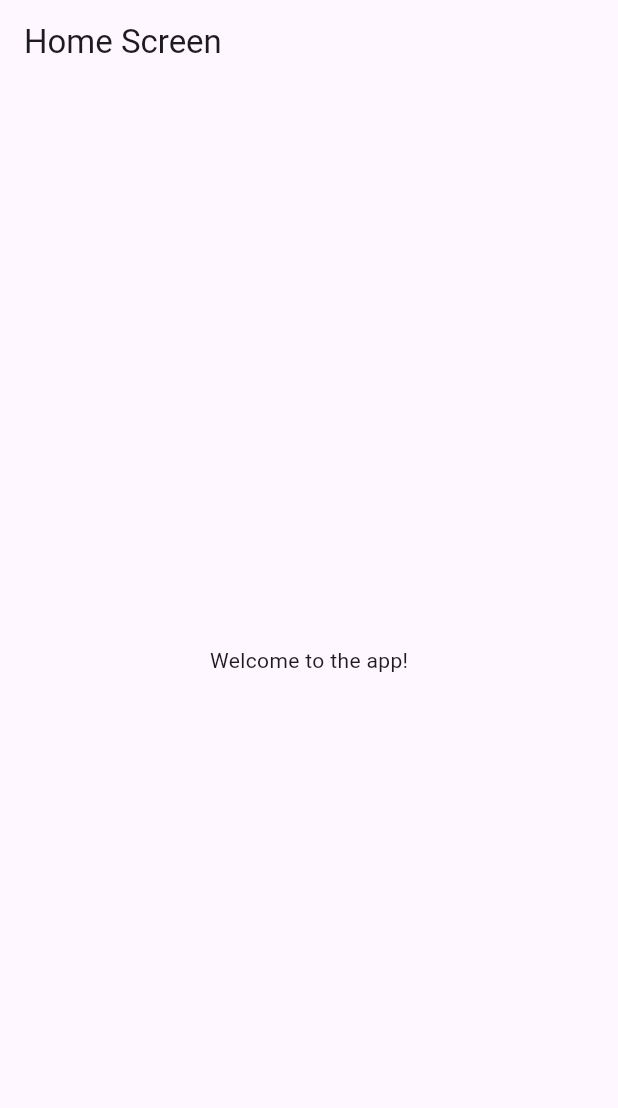
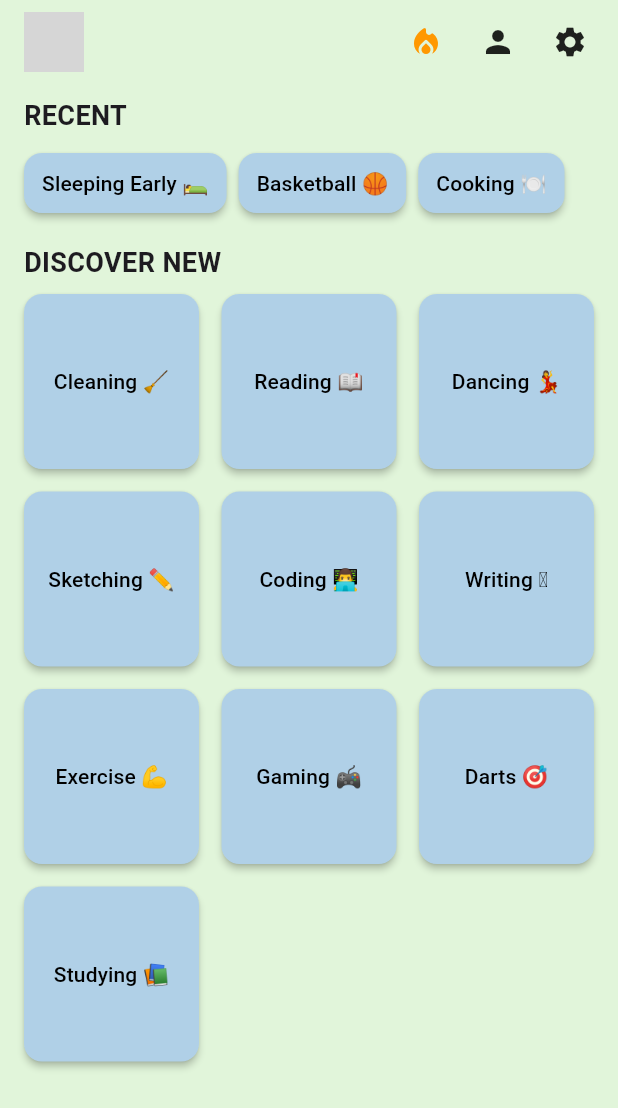
Before and after one commit to Sahaab-Mansha/Habit-builder, a Flutter app: the HomeScreen screen opened directly, on a phone screen of 412 x 824 dp. Shown: the top 1108 px of the screen. Run offline on Flutter 3.47's test engine with Material 3 defaults, Android fonts, the phone set to English and light mode, and no system bars; grey boxes are pictures that could not be loaded.

Commit message:
Update home_screen.dart
might need some font changes

```diff
--- a/lib/home_screen.dart
+++ b/lib/home_screen.dart
@@ -1,11 +1,115 @@
+
+// screens/home_screen.dart
 import 'package:flutter/material.dart';
 
 class HomeScreen extends StatelessWidget {
+  const HomeScreen({super.key});
+
   @override
   Widget build(BuildContext context) {
+    void _goToSettings() {
+      Navigator.pushNamed(context, '/settings');
+    }
+
+    void _goToStreak() {
+      Navigator.pushNamed(context, '/streak');
+    }
+
     return Scaffold(
-      appBar: AppBar(title: Text('Home Screen')),
-      body: Center(child: Text('Welcome to the app!')),
+      backgroundColor: const Color(0xFFE1F5DA),
+      appBar: AppBar(
+        backgroundColor: Colors.transparent,
+        elevation: 0,
+        title: Row(
+          children: [
+            Image.asset(
+              'images/logo_2.png',
+              height: 40,
+            ),
+          ],
+        ),
+        actions: [
+          IconButton(
+            icon: const Icon(Icons.local_fire_department_rounded, color: Colors.orange),
+            onPressed: _goToStreak,
+          ),
+          IconButton(
+            icon: const Icon(Icons.person, color: Colors.black87),
+            onPressed: () {
+              Navigator.pushNamed(context, '/profile');
+            },
+          ),
+          IconButton(
+            icon: const Icon(Icons.settings, color: Colors.black87),
+            onPressed: _goToSettings,
+          ),
+          const SizedBox(width: 8),
+        ],
+      ),
+      body: Padding(
+        padding: const EdgeInsets.symmetric(horizontal: 16.0, vertical: 8),
+        child: Column(
+          crossAxisAlignment: CrossAxisAlignment.start,
+          children: [
+            const Text("RECENT", style: TextStyle(fontSize: 18, fontWeight: FontWeight.bold)),
+            const SizedBox(height: 8),
+            SingleChildScrollView(
+              scrollDirection: Axis.horizontal,
+              child: Row(
+                children: const [
+                  HabitChip(text: "Sleeping Early 🛌"),
+                  SizedBox(width: 8),
+                  HabitChip(text: "Basketball 🏀"),
+                  SizedBox(width: 8),
+                  HabitChip(text: "Cooking 🍽️"),
+                ],
+              ),
+            ),
+            const SizedBox(height: 16),
+            const Text("DISCOVER NEW", style: TextStyle(fontSize: 18, fontWeight: FontWeight.bold)),
+            const SizedBox(height: 8),
+            Expanded(
+              child: GridView.count(
+                crossAxisCount: 3,
+                crossAxisSpacing: 15,
+                mainAxisSpacing: 15,
+                children: const [
+                  HabitChip(text: "Cleaning 🧹"),
+                  HabitChip(text: "Reading 📖"),
+                  HabitChip(text: "Dancing 💃"),
+                  HabitChip(text: "Sketching ✏️"),
+                  HabitChip(text: "Coding 👨‍💻"),
+                  HabitChip(text: "Writing 🗘️"),
+                  HabitChip(text: "Exercise 💪"),
+                  HabitChip(text: "Gaming 🎮"),
+                  HabitChip(text: "Darts 🎯"),
+                  HabitChip(text: "Studying 📚"),
+                ],
+              ),
+            ),
+          ],
+        ),
+      ),
     );
   }
 }
+
+class HabitChip extends StatelessWidget {
+  final String text;
+  const HabitChip({super.key, required this.text});
+
+  @override
+  Widget build(BuildContext context) {
+    return ElevatedButton(
+      onPressed: () {},
+      style: ElevatedButton.styleFrom(
+        backgroundColor: const Color(0xFFB0D0E7),
+        foregroundColor: Colors.black,
+        padding: const EdgeInsets.symmetric(horizontal: 12, vertical: 10),
+        shape: RoundedRectangleBorder(borderRadius: BorderRadius.circular(12)),
+        elevation: 2,
+      ),
+      child: Text(text, textAlign: TextAlign.center),
+    );
+  }
+}
```
